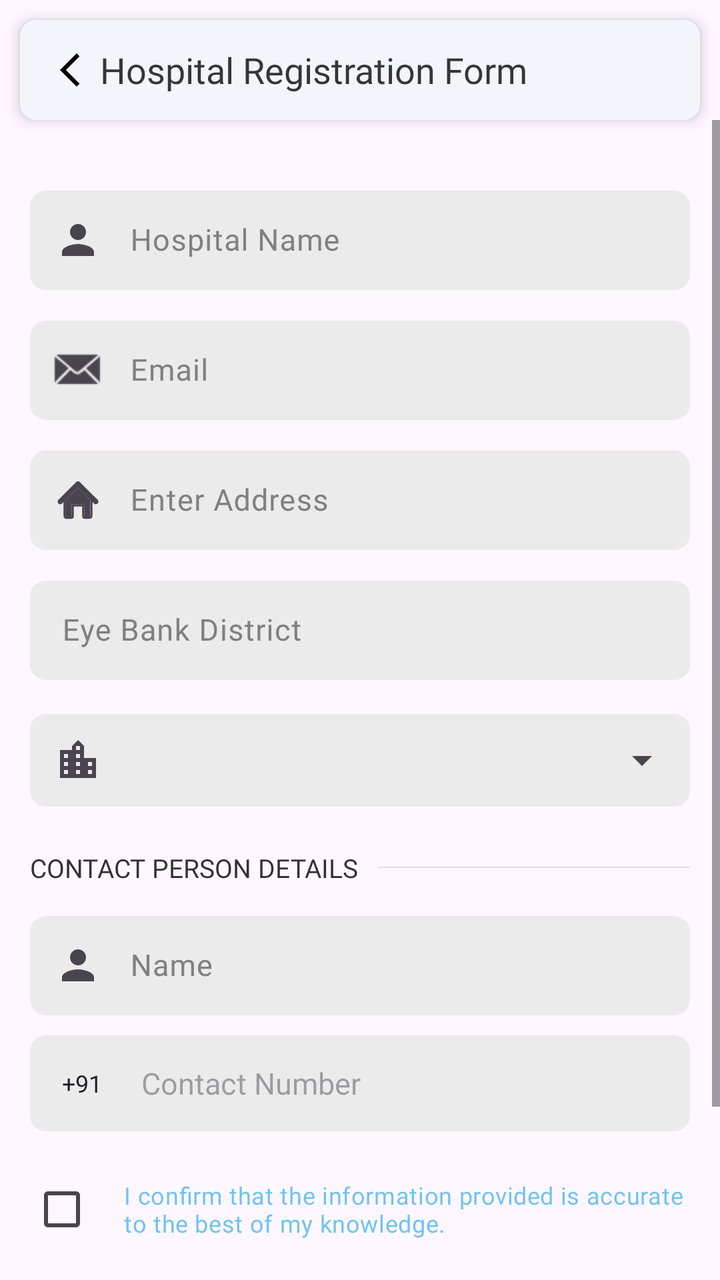
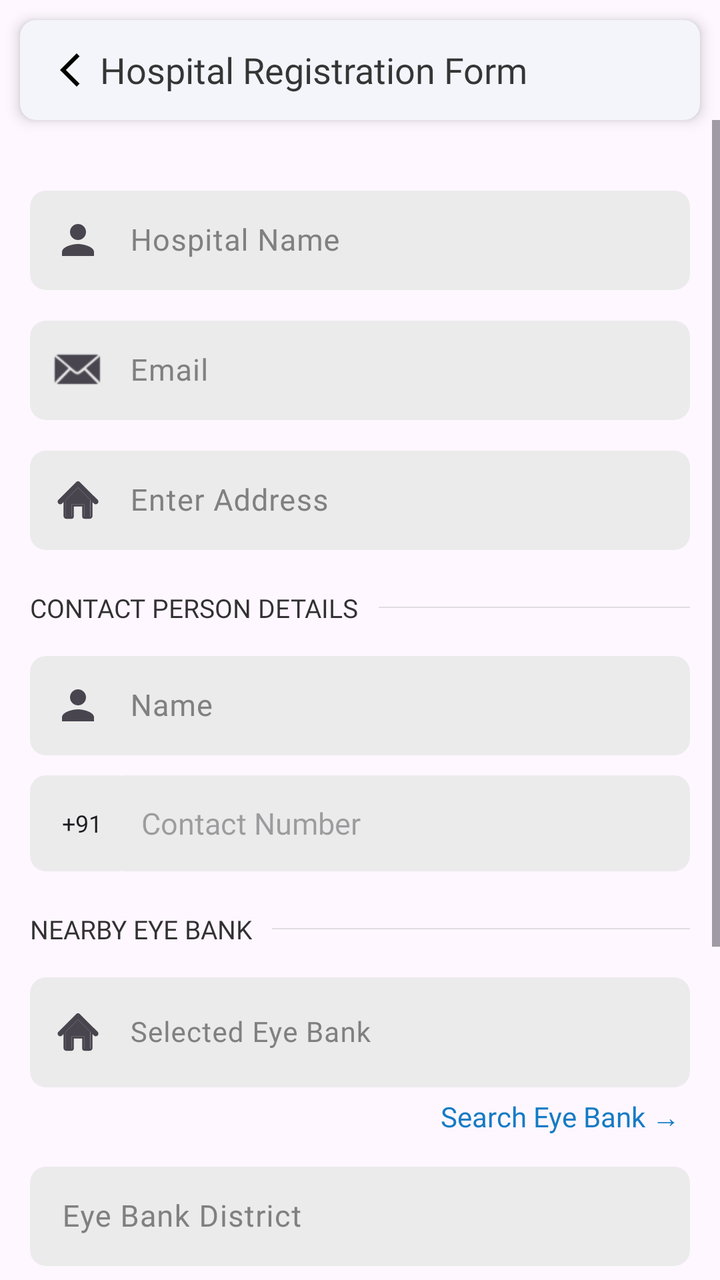

The first picture is an Android layout as it rendered before a commit; the second is the same layout after the commit. The layout source and the unified diff follow.
<!-- AndroidManifest.xml: application theme Theme.DEEP -->
<!-- res/layout/activity_hospital_registeration.xml -->
<?xml version="1.0" encoding="utf-8"?>
<layout xmlns:android="http://schemas.android.com/apk/res/android"
    xmlns:app="http://schemas.android.com/apk/res-auto"
    xmlns:tools="http://schemas.android.com/tools">


    <androidx.constraintlayout.widget.ConstraintLayout
        android:id="@+id/main"
        android:layout_width="match_parent"
        android:layout_height="match_parent"
        tools:context=".view.user.HospitalRegisteration">

        <LinearLayout
            android:id="@+id/backLinear"
            android:layout_width="match_parent"
            android:layout_height="wrap_content"
            android:layout_margin="10dp"
            android:background="@drawable/card_background"
            android:elevation="4dp"
            android:gravity="center_vertical"
            android:orientation="horizontal"
            android:padding="10dp"
            app:layout_constraintEnd_toEndOf="parent"
            app:layout_constraintStart_toStartOf="parent"
            app:layout_constraintTop_toTopOf="parent">

            <ImageView
                android:id="@+id/backButton"
                android:layout_width="30dp"
                android:layout_height="30dp"
                android:contentDescription="@string/back"
                android:padding="5dp"
                android:src="@drawable/back" />

            <TextView
                android:id="@+id/screenTitle"
                android:layout_width="wrap_content"
                android:layout_height="wrap_content"
                android:fontFamily="@font/lexend_semibold"
                android:text="Hospital Registration Form"
                android:textColor="@color/dark"
                android:textSize="18sp" />
        </LinearLayout>

        <ScrollView
            android:layout_width="match_parent"
            android:layout_height="0dp"
            app:layout_constraintBottom_toBottomOf="parent"
            app:layout_constraintEnd_toEndOf="parent"
            app:layout_constraintStart_toStartOf="parent"
            app:layout_constraintTop_toBottomOf="@id/backLinear">

            <LinearLayout
                android:layout_width="match_parent"
                android:layout_height="0dp"
                android:layout_marginStart="15dp"
                android:layout_marginTop="20dp"
                android:layout_marginEnd="15dp"
                android:layout_marginBottom="40dp"
                android:orientation="vertical"
                android:paddingBottom="30dp">


                <com.google.android.material.textfield.TextInputLayout
                    android:id="@+id/hospnameIc"
                    android:layout_width="match_parent"
                    android:layout_height="55dp"
                    android:layout_marginTop="10dp"
                    android:layout_marginBottom="10dp"
                    android:hint="Hospital Name"
                    android:textColorHint="@color/grey"
                    android:textCursorDrawable="@color/blue"
                    app:boxBackgroundColor="#E2E2E3"
                    app:boxStrokeColor="@color/blue"
                    app:boxStrokeWidth="0dp"
                    app:hintTextColor="@color/blue"
                    app:startIconDrawable="@drawable/person">

                    <com.google.android.material.textfield.TextInputEditText
                        android:id="@+id/hospname"
                        android:layout_width="match_parent"
                        android:layout_height="wrap_content"
                        android:background="@drawable/edt_back"
                        android:fontFamily="@font/lexend_medium"
                        android:inputType="text"
                        android:paddingStart="50dp"
                        android:textSize="15sp" />

                </com.google.android.material.textfield.TextInputLayout>

                <com.google.android.material.textfield.TextInputLayout
                    android:id="@+id/emailIcon"
                    android:layout_width="match_parent"
                    android:layout_height="55dp"
                    android:layout_marginBottom="10dp"
                    android:hint="Email"
                    android:textColorHint="@color/grey"
                    android:textCursorDrawable="@color/blue"
                    app:boxBackgroundColor="#E2E2E3"
                    app:boxStrokeColor="@color/blue"
                    app:boxStrokeWidth="0dp"
                    app:hintTextColor="@color/blue"
                    app:startIconDrawable="@android:drawable/sym_action_email">

                    <com.google.android.material.textfield.TextInputEditText
                        android:id="@+id/email"
                        android:layout_width="match_parent"
                        android:layout_height="wrap_content"
                        android:background="@drawable/edt_back"
                        android:fontFamily="@font/lexend_medium"
                        android:inputType="textEmailAddress"
                        android:paddingStart="50dp"
                        android:textSize="15sp" />

                </com.google.android.material.textfield.TextInputLayout>

                <com.google.android.material.textfield.TextInputLayout
                    android:id="@+id/addressic"
                    android:layout_width="match_parent"
                    android:layout_height="55dp"
                    android:layout_marginBottom="10dp"
                    android:hint="Enter Address"
                    android:textColorHint="@color/grey"
                    android:textCursorDrawable="@color/blue"
                    app:boxBackgroundColor="#E2E2E3"
                    app:boxStrokeColor="@color/blue"
                    app:boxStrokeWidth="0dp"
                    app:hintTextColor="@color/blue"
                    app:startIconDrawable="@drawable/home">

                    <com.google.android.material.textfield.TextInputEditText
                        android:id="@+id/address"
                        android:layout_width="match_parent"
                        android:layout_height="wrap_content"
                        android:background="@drawable/edt_back"
                        android:fontFamily="@font/lexend_medium"
                        android:inputType="textEmailAddress"
                        android:paddingStart="50dp"
                        android:textSize="15sp" />

                </com.google.android.material.textfield.TextInputLayout>

                <com.google.android.material.textfield.TextInputLayout
                    android:id="@+id/eyeBankDistrictLayout"
                    android:layout_width="match_parent"
                    android:layout_height="55dp"
                    android:layout_marginBottom="10dp"
                    android:hint="Eye Bank District"
                    android:textColorHint="@color/grey"
                    android:textCursorDrawable="@color/blue"
                    app:boxBackgroundColor="#E2E2E3"
                    app:boxStrokeColor="@color/blue"
                    app:boxStrokeWidth="0dp"
                    app:hintTextColor="@color/blue">

                    <com.google.android.material.textfield.TextInputEditText
                        android:id="@+id/eyeBankDistrict"
                        android:layout_width="match_parent"
                        android:layout_height="wrap_content"
                        android:background="@drawable/edt_back"
                        android:fontFamily="@font/lexend_medium"
                        android:inputType="text"
                        android:textSize="15sp" />

                </com.google.android.material.textfield.TextInputLayout>


                <com.google.android.material.textfield.TextInputLayout
                    android:id="@+id/selectStateLayout"
                    style="@style/Widget.Material3.TextInputLayout.OutlinedBox.Dense.ExposedDropdownMenu"
                    android:layout_width="match_parent"
                    android:layout_height="55dp"
                    android:layout_marginBottom="10dp"
                    android:textColorHint="@color/grey"
                    app:boxBackgroundColor="@color/grey"
                    app:boxStrokeColor="@color/blue"
                    app:boxStrokeWidth="0dp"
                    app:endIconMode="dropdown_menu"
                    app:expandedHintEnabled="false"
                    app:hintEnabled="true"
                    app:hintTextColor="@color/grey"
                    app:startIconDrawable="@drawable/district">

                    <AutoCompleteTextView
                        android:id="@+id/selectState"
                        android:layout_width="match_parent"
                        android:layout_height="wrap_content"
                        android:layout_weight="1"
                        android:background="@drawable/edt_back"
                        android:dropDownHeight="wrap_content"
                        android:dropDownSelector="@color/white"
                        android:fontFamily="@font/lexend_medium"
                        android:inputType="none"
                        android:textColor="#A1000000"
                        android:textColorLink="@color/blue"
                        android:textSize="15sp"
                        app:dropDownBackgroundTint="@color/white" />

                </com.google.android.material.textfield.TextInputLayout>


                <RelativeLayout
                    android:layout_width="match_parent"
                    android:layout_height="wrap_content"
                    android:layout_marginTop="10dp"
                    android:gravity="center_vertical">


                    <TextView
                        android:id="@+id/emergencyTxt"
                        android:layout_width="wrap_content"
                        android:layout_height="wrap_content"
                        android:layout_alignParentStart="true"
                        android:layout_centerVertical="true"
                        android:fontFamily="@font/lexend_semibold"
                        android:text="CONTACT PERSON DETAILS"
                        android:textColor="#CD000000"
                        android:textSize="13sp" />

                    <View
                        android:layout_width="wrap_content"
                        android:layout_height="0.5dp"
                        android:layout_alignParentEnd="true"
                        android:layout_centerVertical="true"
                        android:layout_marginStart="10dp"
                        android:layout_toEndOf="@id/emergencyTxt"
                        android:background="#1D000000" />

                </RelativeLayout>

                <com.google.android.material.textfield.TextInputLayout
                    android:id="@+id/emergencyNameLayout"
                    android:layout_width="match_parent"
                    android:layout_height="55dp"
                    android:layout_marginTop="10dp"
                    android:layout_marginBottom="10dp"
                    android:hint="Name"
                    android:textColorHint="@color/grey"
                    android:textCursorDrawable="@color/blue"
                    app:boxBackgroundColor="#E2E2E3"
                    app:boxStrokeColor="@color/blue"
                    app:boxStrokeWidth="0dp"
                    app:hintTextColor="@color/blue"
                    app:startIconDrawable="@drawable/person">

                    <com.google.android.material.textfield.TextInputEditText
                        android:id="@+id/emergencyName"
                        android:layout_width="match_parent"
                        android:layout_height="wrap_content"
                        android:background="@drawable/edt_back"
                        android:fontFamily="@font/lexend_medium"
                        android:inputType="text"
                        android:paddingStart="50dp"
                        android:textSize="15sp" />

                </com.google.android.material.textfield.TextInputLayout>

                <LinearLayout
                    android:layout_width="match_parent"
                    android:layout_height="wrap_content"
                    android:layout_marginBottom="10dp"
                    android:orientation="horizontal">

                    <EditText
                        android:id="@+id/countryCode2"
                        android:layout_width="wrap_content"
                        android:layout_height="match_parent"
                        android:layout_marginEnd="-8dp"
                        android:background="@drawable/edt_back"
                        android:clickable="false"
                        android:drawablePadding="5dp"
                        android:editable="false"
                        android:focusable="false"
                        android:focusableInTouchMode="false"
                        android:fontFamily="@font/lexend_medium"
                        android:gravity="center_vertical"
                        android:paddingStart="16dp"
                        android:paddingEnd="16dp"
                        android:text="+91"
                        android:textColorHint="#D9D9D9"
                        android:textSize="12sp" />


                    <EditText
                        android:id="@+id/contactNum"
                        android:layout_width="match_parent"
                        android:layout_height="48dp"
                        android:layout_marginStart="-5dp"
                        android:background="@drawable/edt_back"
                        android:fontFamily="@font/lexend_medium"
                        android:hint="Contact Number"
                        android:inputType="phone|number"
                        android:maxLength="10"
                        android:paddingStart="16dp"
                        android:textSize="15sp" />

                </LinearLayout>


                <LinearLayout
                    android:layout_width="match_parent"
                    android:layout_height="wrap_content"
                    android:layout_marginTop="5dp"
                    android:layout_marginBottom="15sp"
                    android:gravity="center_vertical"
                    android:orientation="horizontal">

                    <CheckBox
                        android:id="@+id/isCorrect"
                        android:layout_width="wrap_content"
                        android:layout_height="wrap_content"
                        android:fontFamily="@font/lexend_medium"
                        android:paddingStart="15dp"
                        android:text="@string/hospital_confirm"
                        android:textColor="#92039BE5"
                        android:textSize="12sp" />

                </LinearLayout>


                <androidx.appcompat.widget.AppCompatButton
                    android:id="@+id/submitBtn"
                    android:layout_width="match_parent"
                    android:layout_height="wrap_content"
                    android:layout_margin="10dp"
                    android:background="@drawable/btn_back"
                    android:fontFamily="@font/lexend"
                    android:text="Submit"
                    android:textAllCaps="false"
                    android:textColor="@color/white"
                    android:textSize="17sp" />

            </LinearLayout>
        </ScrollView>
    </androidx.constraintlayout.widget.ConstraintLayout>
</layout>
<!-- resources referenced by this layout -->
<resources>
  <color name="blue">#167BC4</color>
  <color name="dark">#C8000000</color>
  <color name="grey">#808080</color>"
  <color name="white">#FFFFFFFF</color>
  <!-- drawable back (drawable) -->
  <vector xmlns:android="http://schemas.android.com/apk/res/android"
      android:width="24dp"
      android:height="24dp"
      android:tint="#000000"
      android:viewportWidth="24"
      android:viewportHeight="24">
  
      <path
          android:fillColor="@android:color/white"
          android:pathData="M17.77,3.77l-1.77,-1.77l-10,10l10,10l1.77,-1.77l-8.23,-8.23z" />
  
  </vector>
  <!-- drawable btn_back (drawable) -->
  <?xml version="1.0" encoding="utf-8"?>
  <shape xmlns:android="http://schemas.android.com/apk/res/android">
  
      <solid android:color="@color/darkgren" />
      <corners android:radius="16dp" />
  
  </shape>
  <!-- drawable card_background (drawable) -->
  <?xml version="1.0" encoding="utf-8"?>
  <shape xmlns:android="http://schemas.android.com/apk/res/android">
      <solid android:color="@color/cardColor" />
      <corners android:radius="8dp" />
  </shape>
  <!-- drawable district (drawable) -->
  <vector xmlns:android="http://schemas.android.com/apk/res/android"
      android:width="24dp"
      android:height="24dp"
      android:tint="#000000"
      android:viewportWidth="24"
      android:viewportHeight="24">
  
      <path
          android:fillColor="@android:color/white"
          android:pathData="M15,11L15,5l-3,-3 -3,3v2L3,7v14h18L21,11h-6zM7,19L5,19v-2h2v2zM7,15L5,15v-2h2v2zM7,11L5,11L5,9h2v2zM13,19h-2v-2h2v2zM13,15h-2v-2h2v2zM13,11h-2L11,9h2v2zM13,7h-2L11,5h2v2zM19,19h-2v-2h2v2zM19,15h-2v-2h2v2z" />
  
  </vector>
  <!-- drawable edt_back (drawable) -->
  <?xml version="1.0" encoding="utf-8"?>
  <selector xmlns:android="http://schemas.android.com/apk/res/android">
  
  
      <item android:state_enabled="true">
          <shape android:shape="rectangle">
              <solid android:color="@color/action_color" />
              <corners android:radius="8dp" />
          </shape>
      </item>
  
  
  </selector>
  <!-- drawable person (drawable) -->
  <vector xmlns:android="http://schemas.android.com/apk/res/android"
      android:width="24dp"
      android:height="24dp"
      android:tint="#000000"
      android:viewportWidth="24"
      android:viewportHeight="24">
  
      <path
          android:fillColor="@android:color/white"
          android:pathData="M12,12c2.21,0 4,-1.79 4,-4s-1.79,-4 -4,-4 -4,1.79 -4,4 1.79,4 4,4zM12,14c-2.67,0 -8,1.34 -8,4v2h16v-2c0,-2.66 -5.33,-4 -8,-4z" />
  
  </vector>
  <string name="back">Back</string>
  <string name="hospital_confirm">I confirm that the information provided is accurate to the best of my knowledge.</string>
  <style name="Theme.DEEP" parent="Base.Theme.DEEP" />
  <color name="darkgren">#53B175</color>
  <color name="cardColor">#F3F5FA</color>
  <color name="action_color">#EBEBEB</color>
  <style name="Base.Theme.DEEP" parent="Theme.Material3.DayNight.NoActionBar">
          
          
  
          <item name="android:windowIsTranslucent">true</item>
      </style>
  <!-- unchanged entries left out for length: 1 -->
</resources>

<!-- the commit's change to res/layout/activity_hospital_registeration.xml (unified diff, before → after) -->
@@ -140,65 +140,6 @@
 
                 </com.google.android.material.textfield.TextInputLayout>
 
-                <com.google.android.material.textfield.TextInputLayout
-                    android:id="@+id/eyeBankDistrictLayout"
-                    android:layout_width="match_parent"
-                    android:layout_height="55dp"
-                    android:layout_marginBottom="10dp"
-                    android:hint="Eye Bank District"
-                    android:textColorHint="@color/grey"
-                    android:textCursorDrawable="@color/blue"
-                    app:boxBackgroundColor="#E2E2E3"
-                    app:boxStrokeColor="@color/blue"
-                    app:boxStrokeWidth="0dp"
-                    app:hintTextColor="@color/blue">
-
-                    <com.google.android.material.textfield.TextInputEditText
-                        android:id="@+id/eyeBankDistrict"
-                        android:layout_width="match_parent"
-                        android:layout_height="wrap_content"
-                        android:background="@drawable/edt_back"
-                        android:fontFamily="@font/lexend_medium"
-                        android:inputType="text"
-                        android:textSize="15sp" />
-
-                </com.google.android.material.textfield.TextInputLayout>
-
-
-                <com.google.android.material.textfield.TextInputLayout
-                    android:id="@+id/selectStateLayout"
-                    style="@style/Widget.Material3.TextInputLayout.OutlinedBox.Dense.ExposedDropdownMenu"
-                    android:layout_width="match_parent"
-                    android:layout_height="55dp"
-                    android:layout_marginBottom="10dp"
-                    android:textColorHint="@color/grey"
-                    app:boxBackgroundColor="@color/grey"
-                    app:boxStrokeColor="@color/blue"
-                    app:boxStrokeWidth="0dp"
-                    app:endIconMode="dropdown_menu"
-                    app:expandedHintEnabled="false"
-                    app:hintEnabled="true"
-                    app:hintTextColor="@color/grey"
-                    app:startIconDrawable="@drawable/district">
-
-                    <AutoCompleteTextView
-                        android:id="@+id/selectState"
-                        android:layout_width="match_parent"
-                        android:layout_height="wrap_content"
-                        android:layout_weight="1"
-                        android:background="@drawable/edt_back"
-                        android:dropDownHeight="wrap_content"
-                        android:dropDownSelector="@color/white"
-                        android:fontFamily="@font/lexend_medium"
-                        android:inputType="none"
-                        android:textColor="#A1000000"
-                        android:textColorLink="@color/blue"
-                        android:textSize="15sp"
-                        app:dropDownBackgroundTint="@color/white" />
-
-                </com.google.android.material.textfield.TextInputLayout>
-
-
                 <RelativeLayout
                     android:layout_width="match_parent"
                     android:layout_height="wrap_content"
@@ -295,6 +236,138 @@
                         android:textSize="15sp" />
 
                 </LinearLayout>
+
+                <RelativeLayout
+                    android:layout_width="match_parent"
+                    android:layout_height="wrap_content"
+                    android:layout_marginTop="10dp"
+                    android:layout_marginBottom="10dp"
+                    android:gravity="center_vertical">
+
+                    <TextView
+                        android:id="@+id/eyeBankSectionTxt"
+                        android:layout_width="wrap_content"
+                        android:layout_height="wrap_content"
+                        android:layout_alignParentStart="true"
+                        android:layout_centerVertical="true"
+                        android:fontFamily="@font/lexend_semibold"
+                        android:text="NEARBY EYE BANK"
+                        android:textColor="#CD000000"
+                        android:textSize="13sp" />
+
+                    <View
+                        android:layout_width="wrap_content"
+                        android:layout_height="0.5dp"
+                        android:layout_alignParentEnd="true"
+                        android:layout_centerVertical="true"
+                        android:layout_marginStart="10dp"
+                        android:layout_toEndOf="@id/eyeBankSectionTxt"
+                        android:background="#1D000000" />
+
+                </RelativeLayout>
+
+                <com.google.android.material.textfield.TextInputLayout
+                    android:id="@+id/selectedEyeBankLayout"
+                    android:layout_width="match_parent"
+                    android:layout_height="wrap_content"
+                    android:layout_marginBottom="5dp"
+                    android:hint="Selected Eye Bank"
+                    android:textColorHint="@color/grey"
+                    android:textCursorDrawable="@color/blue"
+                    app:boxBackgroundColor="#E2E2E3"
+                    app:boxStrokeColor="@color/blue"
+                    app:boxStrokeWidth="0dp"
+                    app:hintTextColor="@color/blue"
+                    app:startIconDrawable="@drawable/home">
+
+                    <com.google.android.material.textfield.TextInputEditText
+                        android:id="@+id/selectedEyeBank"
+                        android:layout_width="match_parent"
+                        android:layout_height="wrap_content"
+                        android:background="@drawable/edt_back"
+                        android:clickable="false"
+                        android:focusable="false"
+                        android:fontFamily="@font/lexend_medium"
+                        android:inputType="textMultiLine"
+                        android:maxLines="3"
+                        android:minHeight="55dp"
+                        android:paddingStart="50dp"
+                        android:paddingTop="15dp"
+                        android:paddingBottom="15dp"
+                        android:textSize="14sp" />
+
+                </com.google.android.material.textfield.TextInputLayout>
+
+
+                <TextView
+                    android:id="@+id/searchEyeBankTxt"
+                    android:layout_width="wrap_content"
+                    android:layout_height="wrap_content"
+                    android:layout_gravity="end"
+                    android:layout_marginEnd="5dp"
+                    android:layout_marginBottom="10dp"
+                    android:fontFamily="@font/lexend_semibold"
+                    android:text="Search Eye Bank →"
+                    android:textColor="@color/blue"
+                    android:textSize="14sp" />
+
+                <com.google.android.material.textfield.TextInputLayout
+                    android:id="@+id/eyeBankDistrictLayout"
+                    android:layout_width="match_parent"
+                    android:layout_height="55dp"
+                    android:layout_marginBottom="10dp"
+                    android:hint="Eye Bank District"
+                    android:textColorHint="@color/grey"
+                    android:textCursorDrawable="@color/blue"
+                    app:boxBackgroundColor="#E2E2E3"
+                    app:boxStrokeColor="@color/blue"
+                    app:boxStrokeWidth="0dp"
+                    app:hintTextColor="@color/blue">
+
+                    <com.google.android.material.textfield.TextInputEditText
+                        android:id="@+id/eyeBankDistrict"
+                        android:layout_width="match_parent"
+                        android:layout_height="wrap_content"
+                        android:background="@drawable/edt_back"
+                        android:fontFamily="@font/lexend_medium"
+                        android:inputType="text"
+                        android:textSize="15sp" />
+
+                </com.google.android.material.textfield.TextInputLayout>
+
+                <com.google.android.material.textfield.TextInputLayout
+                    android:id="@+id/selectStateLayout"
+                    style="@style/Widget.Material3.TextInputLayout.OutlinedBox.Dense.ExposedDropdownMenu"
+                    android:layout_width="match_parent"
+                    android:layout_height="55dp"
+                    android:layout_marginBottom="10dp"
+                    android:textColorHint="@color/grey"
+                    app:boxBackgroundColor="@color/grey"
+                    app:boxStrokeColor="@color/blue"
+                    app:boxStrokeWidth="0dp"
+                    app:endIconMode="dropdown_menu"
+                    app:expandedHintEnabled="false"
+                    app:hintEnabled="true"
+                    app:hintTextColor="@color/grey"
+                    app:startIconDrawable="@drawable/district">
+
+                    <AutoCompleteTextView
+                        android:id="@+id/selectState"
+                        android:layout_width="match_parent"
+                        android:layout_height="wrap_content"
+                        android:layout_weight="1"
+                        android:background="@drawable/edt_back"
+                        android:dropDownHeight="wrap_content"
+                        android:dropDownSelector="@color/white"
+                        android:fontFamily="@font/lexend_medium"
+                        android:inputType="none"
+                        android:textColor="#A1000000"
+                        android:textColorLink="@color/blue"
+                        android:textSize="15sp"
+                        app:dropDownBackgroundTint="@color/white" />
+
+                </com.google.android.material.textfield.TextInputLayout>
+
 
 
                 <LinearLayout
